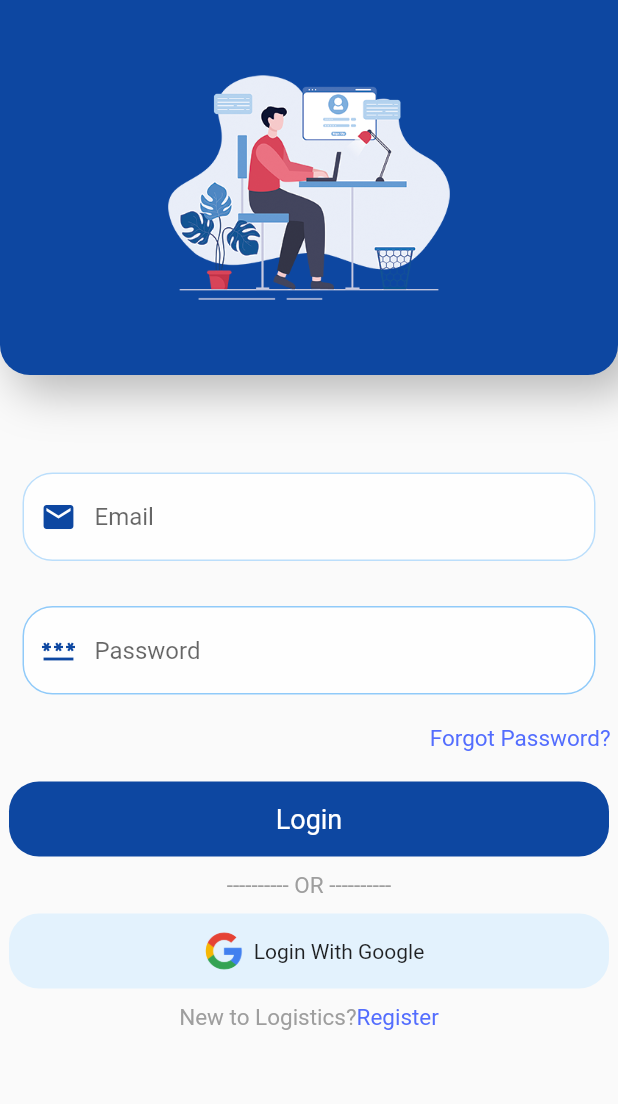
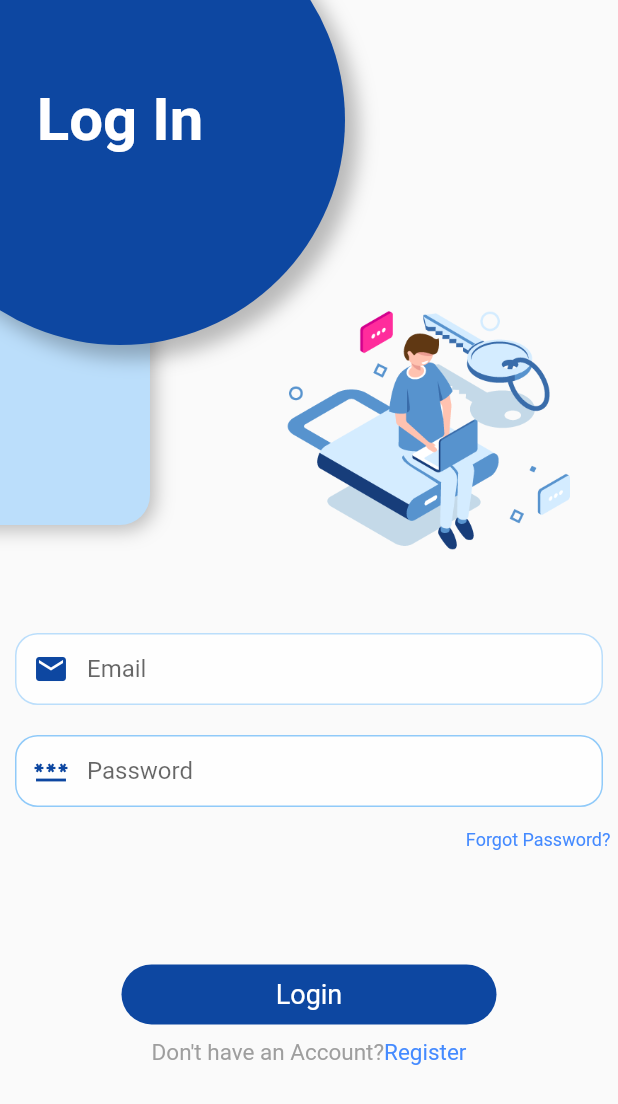
Before and after one commit to AroojAslam/Login-form, a Flutter app: the screen it shows after launch, on a phone screen of 412 x 824 dp. Shown: the top 1104 px of the screen. Run offline on Flutter 3.47's test engine with Material 2 defaults, Android fonts, the phone set to English and light mode, and no system bars.

Commit message:
set design

```diff
--- /dev/null
+++ b/login_form/lib/constants.dart
@@ -0,0 +1,74 @@
+
+import 'package:flutter/cupertino.dart';
+import 'package:flutter/material.dart';
+
+Widget buildStack(context){
+  return  Stack(
+    children: [
+      Positioned(
+        left: -100, top: 0,
+        child:  Container(
+          height: 350,
+          width: 200,
+          decoration: BoxDecoration(
+              shape: BoxShape.rectangle,
+              borderRadius: BorderRadius.circular(20),
+              color: Colors.blue.shade100,
+              boxShadow: [
+                BoxShadow(
+                  color: Colors.black26,
+                  offset: Offset(2.0, 2.0),
+                  blurRadius: 10.0,
+                  spreadRadius: 1.0,
+                ),
+
+              ]
+          ),
+        ),
+      ),
+      Positioned(
+        left: -70, top: -70,
+        child:  Container(
+          height: 300,
+          width: 300,
+          decoration: BoxDecoration(
+              shape: BoxShape.circle,
+              color: Colors.blue.shade900,
+              boxShadow:  [
+                BoxShadow(
+                  color: Colors.black26,
+                  offset: Offset(8.0, 8.0),
+                  blurRadius: 10.0,
+                  spreadRadius: 1.0,
+                ),
+
+              ]
+          ),
+          child: Center(
+            child: Text('Log In',
+              style: TextStyle(fontSize: 40,fontWeight:FontWeight.bold,
+                  color: Colors.white),),
+          ),
+        ),
+      ),
+      Positioned(child:  Container(
+          height:MediaQuery.of(context ).size.height * 0.5 ,
+          width: MediaQuery.of(context ).size.width,
+          child: Column(
+            mainAxisAlignment: MainAxisAlignment.end,
+            crossAxisAlignment: CrossAxisAlignment.end,
+            children: [
+              Image(
+                image: AssetImage('assets/images/log_in.png'),
+                height: 250,
+                width: 250,
+              ),
+            ],
+          )
+
+
+      ),),
+
+    ],
+  );
+}
--- a/login_form/lib/log_In.dart
+++ b/login_form/lib/log_In.dart
@@ -1,4 +1,6 @@
 import 'package:flutter/material.dart';
+
+import 'constants.dart';
 
 
 
@@ -13,49 +15,20 @@ class _Log_InState extends State<Log_In> {
   @override
   Widget build(BuildContext context) {
     return Scaffold(
+      resizeToAvoidBottomInset: false,
       body: SafeArea(
+
         child: Column(
           children: [
-            Container(
-                height: 250,
-                width: 500,
-                decoration: BoxDecoration(
-                    color: Colors.blue.shade900,
-                    borderRadius: BorderRadius.only(
-                      bottomRight: Radius.circular(20),
-                      bottomLeft: Radius.circular(20),
-                    ),
-                    boxShadow: const [
-                      BoxShadow(
-                        color: Colors.black26,
-                        offset: Offset(10.0, 10.0),
-                        blurRadius: 25.0,
-                        spreadRadius: 2.0,
-                      ),
+            buildStack(context),
 
-                    ]
-                ),
-                child: Column(
-                  children: [
-                    SizedBox(
-                      height: 50,
-                    ),
-                    const Image(
-                      image: AssetImage('assets/images/login.png'),
-                      height: 150,
-                      width: 250,
-                    ),
-                  ],
-                )),
-            const SizedBox(
-              height: 50,
-            ),
             Padding(
-              padding: const EdgeInsets.all(15),
+              padding: const EdgeInsets.all(10),
               child: Column(
                 children: [
                   TextFormField(
                     decoration: InputDecoration(
+                        contentPadding: EdgeInsets.fromLTRB(10, 10, 10, 0),
                         hintText: 'Email',
                         fillColor: Colors.white70,
                         filled: true,
@@ -63,22 +36,17 @@ class _Log_InState extends State<Log_In> {
                         Icon(Icons.email, color: Colors.blue.shade900),
                         focusedBorder: OutlineInputBorder(
                           borderSide: BorderSide(color: Colors.blue.shade900),
-                          borderRadius: BorderRadius.circular(20),
+                          borderRadius: BorderRadius.circular(15),
                         ),
                         enabledBorder: OutlineInputBorder(
                           borderSide: BorderSide(color: Colors.blue.shade100),
-                          borderRadius: BorderRadius.circular(20),
+                          borderRadius: BorderRadius.circular(15),
                         )),
                   ),
-                ],
-              ),
-            ),
-            Padding(
-              padding: const EdgeInsets.all(15),
-              child: Column(
-                children: [
+                  SizedBox(height:20 ,),
                   TextFormField(
                     decoration: InputDecoration(
+                        contentPadding: EdgeInsets.fromLTRB(10, 10, 10, 0),
                         hintText: 'Password',
                         fillColor: Colors.white70,
                         filled: true,
@@ -86,34 +54,33 @@ class _Log_InState extends State<Log_In> {
                         Icon(Icons.password, color: Colors.blue.shade900),
                         focusedBorder: OutlineInputBorder(
                           borderSide: BorderSide(color: Colors.blue.shade900),
-                          borderRadius: BorderRadius.circular(20),
+                          borderRadius: BorderRadius.circular(15),
                         ),
                         enabledBorder: OutlineInputBorder(
                           borderSide: BorderSide(color: Colors.blue.shade200),
-                          borderRadius: BorderRadius.circular(20),
+                          borderRadius: BorderRadius.circular(15),
                         )),
                   ),
                 ],
               ),
             ),
+
             const Padding(
               padding: EdgeInsets.all(5),
               child: Align(
                 alignment: Alignment.centerRight,
                 child: Text(
                   'Forgot Password?',
-                  style: TextStyle(color: Colors.indigoAccent, fontSize: 15),
+                  style: TextStyle(fontSize: 12, color: Colors.blueAccent),
                 ),
               ),
             ),
-            SizedBox(
-              height: 10,
-            ),
+           SizedBox(height: MediaQuery.of(context).size.height * 0.08,),
             Padding(
               padding: const EdgeInsets.all(5),
               child: Container(
-                height: 50,
-                width: 400,
+                height: 40,
+                width: 250,
                 decoration: BoxDecoration(
                   color: Colors.blue.shade900,
                   borderRadius: BorderRadius.circular(20),
@@ -129,50 +96,20 @@ class _Log_InState extends State<Log_In> {
                 ),
               ),
             ),
-            const Padding(
-              padding: EdgeInsets.all(5),
-              child: Text(
-                '---------- OR ----------',
-                style: TextStyle(color: Colors.grey, fontSize: 15),
-              ),
-            ),
-            Padding(
-              padding: const EdgeInsets.all(5),
-              child: Container(
-                height: 50,
-                width: 400,
-                decoration: BoxDecoration(
-                  color: Colors.blue.shade50,
-                  borderRadius: BorderRadius.circular(20),
-                ),
-                child: const Row(
-                  mainAxisAlignment: MainAxisAlignment.center,
-                  children: [
-                    Image(
-                      image: AssetImage('assets/images/google.png'),
-                      height: 40,
-                      width: 40,
-                    ),
-                    Center(
-                      child: Text('Login With Google'),
-                    ),
-                  ],
-                ),
-              ),
-            ),
+
             const Padding(
                 padding: EdgeInsets.all(5),
                 child: Row(
                   mainAxisAlignment: MainAxisAlignment.center,
                   children: [
                     Text(
-                      'New to Logistics?',
+                      'Don\'t have an Account?',
                       style: TextStyle(color: Colors.grey, fontSize: 15),
                     ),
                     Text(
                       'Register',
                       style:
-                      TextStyle(color: Colors.indigoAccent, fontSize: 15),
+                      TextStyle( color: Colors.blueAccent, fontSize: 15),
                     ),
                   ],
                 )),
```
Also changed, not shown: login_form/assets/images/google.png (deleted), login_form/assets/images/log_in.png (added), login_form/assets/images/login.png (deleted).
